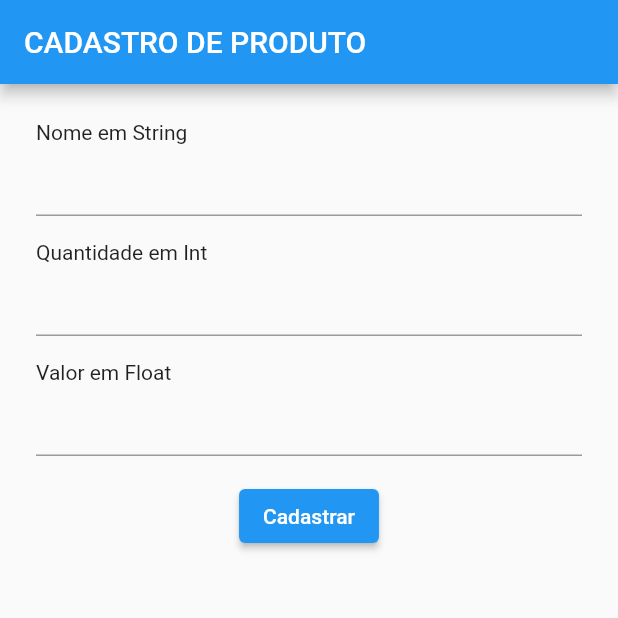
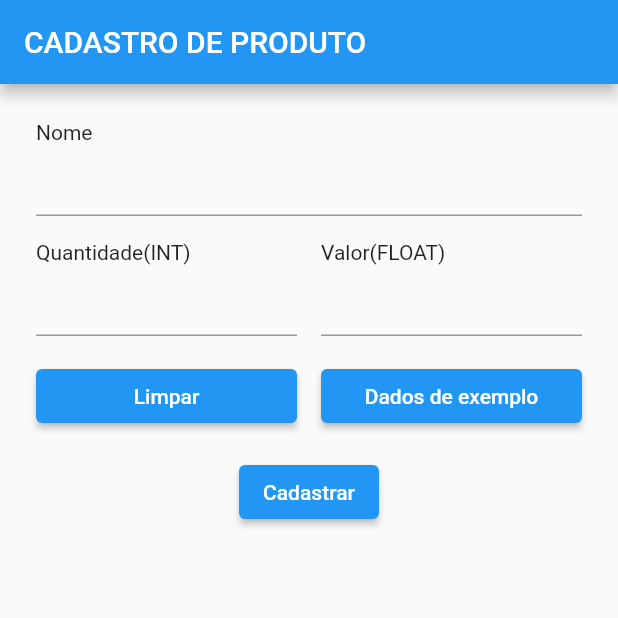
Before and after one commit to ErickBezerrar/POO-1, a Flutter app: the screen it shows after launch, on a phone screen of 412 x 824 dp, the top half of it. Run offline on Flutter 3.47's test engine with Material 2 defaults, Android fonts, the phone set to English and light mode, and no system bars; missing offline and left inert: myapp; key blocks and very long unbroken strings in the code were emptied for the run.

Commit message:
projeto flutter -> adicionando 2 botões(Limpar tela + Dados de exemplo)

```diff
--- a/tarefa6/lib/main.dart
+++ b/tarefa6/lib/main.dart
@@ -23,29 +23,63 @@ class MyApp extends StatelessWidget {
               Column(
                 crossAxisAlignment: CrossAxisAlignment.start,
                 children: <Widget>[
-                  Text('Nome em String'),
+                  Text('Nome'),
                   TextField(
                     controller: _controladorNome,
                   ),
                 ],
               ),
               SizedBox(height: 16.0),
-              Column(
-                crossAxisAlignment: CrossAxisAlignment.start,
+              Row(
                 children: <Widget>[
-                  Text('Quantidade em Int'),
-                  TextField(
-                    controller: _controladorQuantidade,
+                  Expanded(
+                    child: Column(
+                      crossAxisAlignment: CrossAxisAlignment.start,
+                      children: <Widget>[
+                        Text('Quantidade(INT)'),
+                        TextField(
+                          controller: _controladorQuantidade,
+                        ),
+                      ],
+                    ),
+                  ),
+                  SizedBox(width: 16.0),
+                  Expanded(
+                    child: Column(
+                      crossAxisAlignment: CrossAxisAlignment.start,
+                      children: <Widget>[
+                        Text('Valor(FLOAT)'),
+                        TextField(
+                          controller: _controladorValor,
+                        ),
+                      ],
+                    ),
                   ),
                 ],
               ),
               SizedBox(height: 16.0),
-              Column(
-                crossAxisAlignment: CrossAxisAlignment.start,
+              Row(
                 children: <Widget>[
-                  Text('Valor em Float'),
-                  TextField(
-                    controller: _controladorValor,
+                  Expanded(
+                    child: ElevatedButton(
+                      child: Text('Limpar'),
+                      onPressed: () {
+                        _controladorNome.clear();
+                        _controladorQuantidade.clear();
+                        _controladorValor.clear();
+                      },
+                    ),
+                  ),
+                  SizedBox(width: 16.0),
+                  Expanded(
+                    child: ElevatedButton(
+                      child: Text('Dados de exemplo'),
+                      onPressed: () {
+                        _controladorNome.text = 'Produto exemplo';
+                        _controladorQuantidade.text = '10';
+                        _controladorValor.text = '9.99';
+                      },
+                    ),
                   ),
                 ],
               ),
```
